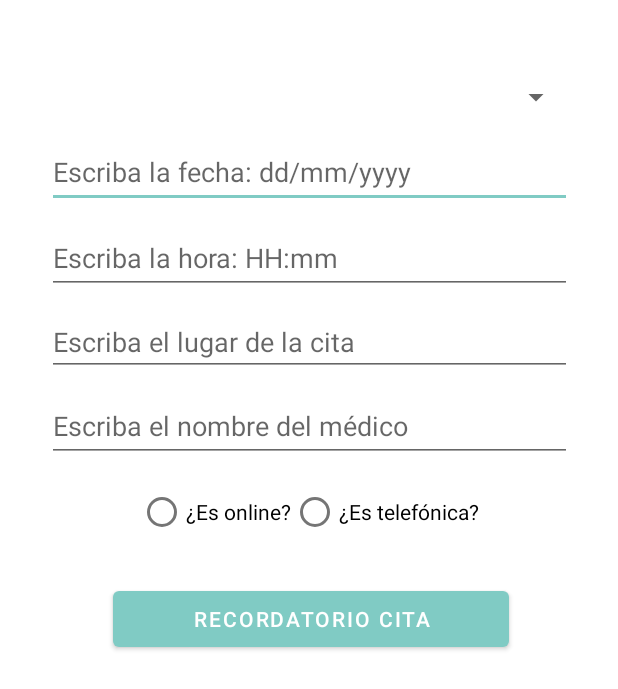
After one commit to silviamoyano/HealthM8, an Android app: the layout dialogo_nueva_cita.xml on its own in the app's theme, with its tools: preview values and no code run, on a phone screen of 412 x 824 dp. The commit adds this screen. Shown: the top 689 px of the screen. Run offline under Robolectric (Android 15) with nearby library versions, the phone set to English and light mode, and no system bars.

Commit message:
FormatoDate incorrecto

```diff
--- a/app/src/main/java/es/studium/healthm8/LoginActivity.java
+++ b/app/src/main/java/es/studium/healthm8/LoginActivity.java
@@ -20,7 +20,6 @@ import androidx.appcompat.app.AppCompatActivity;
 import java.util.List;
 
 import es.studium.healthm8.io.ApiAdapter;
-import es.studium.healthm8.ui.citas.CitasFragment;
 import es.studium.healthm8.usuarios.NuevoUsuarioActivity;
 import es.studium.healthm8.usuarios.Usuarios;
 import retrofit2.Call;
--- a/app/src/main/res/layout/citas_card.xml
+++ b/app/src/main/res/layout/citas_card.xml
@@ -36,7 +36,8 @@
                 android:layout_marginStart="20dp"
                 android:layout_marginLeft="10dp"
                 android:layout_marginTop="40dp"
-                android:text="08:15" />
+                android:text="Médico de Cabecera" />
+
 
             <TextView
                 android:id="@+id/TextView_horaCita"
@@ -49,7 +50,7 @@
                 android:layout_marginTop="40dp"
                 android:layout_marginEnd="192dp"
                 android:layout_toEndOf="@+id/TextView_especialistaCita"
-                android:text="Médico de Cabecera" />
+                android:text="08:15" />
         </RelativeLayout>
     </androidx.cardview.widget.CardView>
 </RelativeLayout>
--- /dev/null
+++ b/app/src/main/res/layout/dialogo_nueva_cita.xml
@@ -0,0 +1,107 @@
+<?xml version="1.0" encoding="utf-8"?>
+<androidx.constraintlayout.widget.ConstraintLayout xmlns:android="http://schemas.android.com/apk/res/android"
+    xmlns:app="http://schemas.android.com/apk/res-auto"
+    xmlns:tools="http://schemas.android.com/tools"
+    android:layout_width="match_parent"
+    android:layout_height="match_parent">
+
+    <Spinner
+        android:id="@+id/spinner"
+        android:layout_width="350dp"
+        android:layout_height="33dp"
+        android:layout_marginTop="48dp"
+        app:layout_constraintEnd_toEndOf="parent"
+        app:layout_constraintHorizontal_bias="0.508"
+        app:layout_constraintStart_toStartOf="parent"
+        app:layout_constraintTop_toTopOf="parent" />
+
+    <EditText
+        android:id="@+id/editTextFecha"
+        android:layout_width="350dp"
+        android:layout_height="48dp"
+        android:layout_marginTop="9dp"
+        android:ems="10"
+        android:hint="@string/hint_fecha"
+        android:inputType="date"
+        app:layout_constraintEnd_toEndOf="@+id/spinner"
+        app:layout_constraintStart_toStartOf="@+id/spinner"
+        app:layout_constraintTop_toBottomOf="@+id/spinner" />
+
+    <EditText
+        android:id="@+id/editTextHora"
+        android:layout_width="350dp"
+        android:layout_height="48dp"
+        android:layout_marginTop="9dp"
+        android:ems="10"
+        android:hint="@string/hint_hora"
+        android:inputType="time"
+        app:layout_constraintEnd_toEndOf="@+id/editTextFecha"
+        app:layout_constraintStart_toStartOf="@+id/editTextFecha"
+        app:layout_constraintTop_toBottomOf="@+id/editTextFecha" />
+
+    <EditText
+        android:id="@+id/editTextLugar"
+        android:layout_width="350dp"
+        android:layout_height="wrap_content"
+        android:layout_marginTop="9dp"
+        android:ems="10"
+        android:hint="@string/hint_lugar"
+        android:inputType="text"
+        app:layout_constraintEnd_toEndOf="@+id/editTextHora"
+        app:layout_constraintStart_toStartOf="@+id/editTextHora"
+        app:layout_constraintTop_toBottomOf="@+id/editTextHora" />
+
+    <EditText
+        android:id="@+id/editTextNombreMedico"
+        android:layout_width="350dp"
+        android:layout_height="48dp"
+        android:layout_marginTop="9dp"
+        android:ems="10"
+        android:hint="@string/hint_nombreMedico"
+        android:inputType="text"
+        app:layout_constraintEnd_toEndOf="@+id/editTextLugar"
+        app:layout_constraintStart_toStartOf="@+id/editTextLugar"
+        app:layout_constraintTop_toBottomOf="@+id/editTextLugar" />
+
+    <RadioGroup
+        android:id="@+id/radioGroup"
+        android:layout_width="229dp"
+        android:layout_height="53dp"
+        android:layout_marginTop="9dp"
+        android:orientation="horizontal"
+        app:layout_constraintEnd_toEndOf="@+id/editTextNombreMedico"
+        app:layout_constraintStart_toStartOf="@+id/editTextNombreMedico"
+        app:layout_constraintTop_toBottomOf="@+id/editTextNombreMedico">
+
+        <RadioButton
+            android:id="@+id/radioButtonEsOnline"
+            android:layout_width="wrap_content"
+            android:layout_height="wrap_content"
+            android:text="@string/esOnline"
+            tools:layout_editor_absoluteX="240dp"
+            tools:layout_editor_absoluteY="341dp" />
+
+        <RadioButton
+            android:id="@+id/radioButtonEsTelefonica"
+            android:layout_width="wrap_content"
+            android:layout_height="wrap_content"
+            android:text="@string/esTelefonica"
+            tools:layout_editor_absoluteX="59dp"
+            tools:layout_editor_absoluteY="340dp" />
+    </RadioGroup>
+
+    <Button
+        android:id="@+id/buttonRecordatorioCita"
+        android:layout_width="264dp"
+        android:layout_height="49dp"
+        android:layout_marginTop="9dp"
+
+        android:text="@string/boton_recodatorioCita"
+        app:layout_constraintBottom_toBottomOf="parent"
+        app:layout_constraintEnd_toEndOf="@+id/radioGroup"
+        app:layout_constraintHorizontal_bias="0.485"
+        app:layout_constraintStart_toStartOf="@+id/radioGroup"
+        app:layout_constraintTop_toBottomOf="@+id/radioGroup"
+        app:layout_constraintVertical_bias="0.021" />
+
+</androidx.constraintlayout.widget.ConstraintLayout>
--- a/app/src/main/res/values/strings.xml
+++ b/app/src/main/res/values/strings.xml
@@ -23,6 +23,15 @@
 
     <string name="boton_nuevo">+</string>
 
+    <!-- Nueva cita -->
+    <string name="hint_fecha">Escriba la fecha: dd/mm/yyyy</string>
+    <string name="hint_hora">Escriba la hora: HH:mm</string>
+    <string name="hint_lugar">Escriba el lugar de la cita</string>
+    <string name="hint_nombreMedico">Escriba el nombre del médico</string>
+    <string name="esOnline">¿Es online?</string>
+    <string name="esTelefonica">¿Es telefónica?</string>
+    <string name="boton_recodatorioCita">Recordatorio Cita</string>
+
 
 
 </resources>
```
Also changed, not shown: app/src/main/java/es/studium/healthm8/MainActivity.java (+17 -14 lines), app/src/main/java/es/studium/healthm8/io/ApiService.java (+11 -1 lines), app/src/main/java/es/studium/healthm8/ui/citas/Citas.java (+13 -10 lines), app/src/main/java/es/studium/healthm8/ui/citas/CitasAdapter.java (+7 -5 lines), app/src/main/java/es/studium/healthm8/ui/citas/CitasFragment.java (+47 -7 lines), app/src/main/java/es/studium/healthm8/ui/citas/DialogoNuevaCita.java (added, +293 -0 lines), app/src/main/java/es/studium/healthm8/ui/citas/OnDialogoNuevaCitaListener.java (added, +9 -0 lines), app/src/main/java/es/studium/healthm8/ui/especialidad/Especialidades.java (added, +34 -0 lines).
